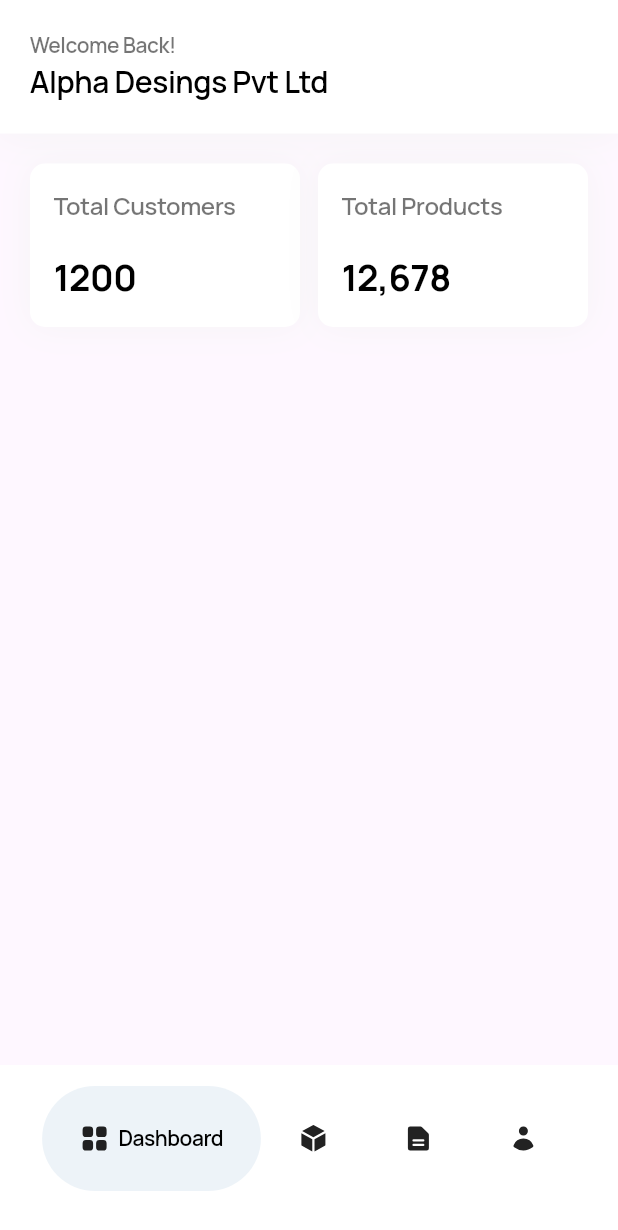
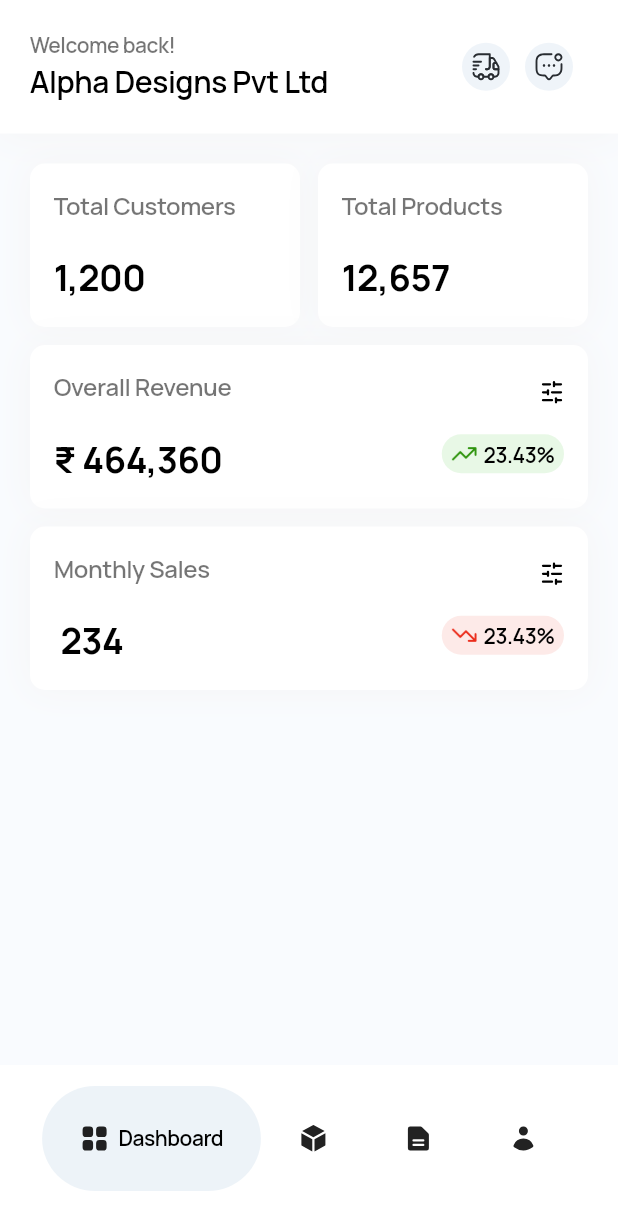
Before and after one commit to funflutter/admin_new, a Flutter app: the screen it shows after launch, on a phone screen of 412 x 824 dp. Shown: the top 1230 px of the screen. Run offline on Flutter 3.47's test engine with Material 3 defaults, Android fonts, the phone set to English and light mode, and no system bars; drawn by our look-alikes of google_nav_bar; our stand-ins replace dropdown_button2, flutter_svg, google_fonts, heroicons.

Commit message:
dashboard design implementation

```diff
--- a/lib/components/custom_app_bar.dart
+++ b/lib/components/custom_app_bar.dart
@@ -1,9 +1,21 @@
+import 'package:admin_ecom/components/custom_button.dart';
 import 'package:admin_ecom/theme/global_font.dart';
 import 'package:flutter/material.dart';
-import 'package:flutter_svg/svg.dart';
 
 class CustomAppBar extends StatelessWidget {
-  const CustomAppBar({super.key});
+  final String? firstText;
+  final String? secondText;
+  final Widget? firstIcon;
+  final Widget? secondIcon;
+  final String? buttonText;
+  const CustomAppBar({
+    super.key,
+    this.firstText,
+    this.secondText,
+    this.firstIcon,
+    this.secondIcon,
+    this.buttonText,
+  });
 
   @override
   Widget build(BuildContext context) {
@@ -24,23 +36,44 @@ class CustomAppBar extends StatelessWidget {
           Padding(
             padding: const EdgeInsets.all(20.0),
             child: Row(
+              mainAxisAlignment: MainAxisAlignment.spaceBetween,
               children: [
                 Column(
                   crossAxisAlignment: CrossAxisAlignment.start,
                   children: [
-                    Text(
-                      "Welcome Back!",
-                      style: AppFonts.Medium14(Colors.black54),
-                    ),
+                    firstText != null
+                        ? Text(
+                            firstText ?? '',
+                            style: AppFonts.Medium14(Colors.black54),
+                          )
+                        : SizedBox(),
 
                     // company name text
                     Text(
-                      "Alpha Desings Pvt Ltd",
+                      secondText ?? "",
                       style: AppFonts.Medium20(Colors.black),
                     ),
                   ],
                 ),
-                // Icon(icon)
+                Row(
+                  spacing: 10,
+                  children: [
+                    firstIcon != null ? _icons(firstIcon) : SizedBox(),
+                    secondIcon != null ? _icons(secondIcon) : SizedBox(),
+                    buttonText != null
+                        ? CustomButton(
+
+                            onTap: () {},
+                            text: buttonText ?? '',
+                            height: 36,
+                            width: 70,
+                            color: Colors.black,
+                            textColor: Colors.white,
+                            style: AppFonts.Medium18(Colors.black),
+                          )
+                        : SizedBox(),
+                  ],
+                ),
               ],
             ),
           ),
@@ -50,7 +83,7 @@ class CustomAppBar extends StatelessWidget {
   }
 }
 
-Widget _icons(String icon) {
+Widget _icons(Widget? child) {
   return Container(
     height: 32,
     width: 32,
@@ -59,7 +92,7 @@ Widget _icons(String icon) {
       borderRadius: BorderRadius.circular(16),
     ),
     child: Center(
-      child: SvgPicture.asset(icon),
+      child: child,
     ),
   );
 }
--- a/lib/components/my_button_1.dart
+++ b/lib/components/custom_button.dart
@@ -1,7 +1,8 @@
 import 'package:admin_ecom/theme/global_font.dart';
 import 'package:flutter/material.dart';
+import 'package:flutter_svg/svg.dart';
 
-class MyButtonOne extends StatelessWidget {
+class CustomButton extends StatelessWidget {
   final void Function()? onTap;
   final String text;
   final TextStyle? style;
@@ -10,8 +11,9 @@ class MyButtonOne extends StatelessWidget {
   final BoxBorder? border;
   final double? height;
   final double? width;
+  final Widget? icon;
 
-  const MyButtonOne({
+  const CustomButton({
     super.key,
     required this.onTap,
     required this.text,
@@ -21,6 +23,7 @@ class MyButtonOne extends StatelessWidget {
     this.border,
     this.height,
     this.width,
+    this.icon,
   });
 
   @override
@@ -35,11 +38,16 @@ class MyButtonOne extends StatelessWidget {
           color: color,
           borderRadius: BorderRadius.circular(100),
         ),
-        child: Center(
-          child: Text(
-            text,
-            style: AppFonts.Medium14(textColor),
-          ),
+        child: Row(
+          children: [
+            // icon != null ? icon : SizedBox(),
+            Center(
+              child: Text(
+                text,
+                style: AppFonts.Medium14(textColor),
+              ),
+            ),
+          ],
         ),
       ),
     );
--- a/lib/pages/authentication/login_page.dart
+++ b/lib/pages/authentication/login_page.dart
@@ -1,5 +1,5 @@
 import 'package:admin_ecom/components/login_textfields.dart';
-import 'package:admin_ecom/components/my_button_1.dart';
+import 'package:admin_ecom/components/custom_button.dart';
 import 'package:admin_ecom/pages/authentication/register_company.dart';
 import 'package:admin_ecom/pages/authentication/signup_page.dart';
 import 'package:admin_ecom/responsive.dart';
@@ -90,7 +90,7 @@ class _LoginPageState extends State<LoginPage> {
                 const SizedBox(height: 24),
 
                 // sign in button
-                MyButtonOne(
+                CustomButton(
                   height: 60,
                   color: Colors.black,
                   textColor: Colors.white,
@@ -135,7 +135,7 @@ class _LoginPageState extends State<LoginPage> {
                 const SizedBox(height: 24),
 
                 // sign up button
-                MyButtonOne(
+                CustomButton(
                   height: 60,
                   color: Colors.white,
                   textColor: Colors.black,
--- a/lib/pages/authentication/product_create.dart
+++ b/lib/pages/authentication/product_create.dart
@@ -1,6 +1,6 @@
 import 'package:admin_ecom/components/dropdown_field.dart';
 import 'package:admin_ecom/components/login_textfields.dart';
-import 'package:admin_ecom/components/my_button_1.dart';
+import 'package:admin_ecom/components/custom_button.dart';
 import 'package:admin_ecom/pages/bottom_nav_control.dart';
 import 'package:admin_ecom/responsive.dart';
 import 'package:admin_ecom/theme/global_font.dart';
@@ -28,7 +28,7 @@ class ProductCreate extends StatelessWidget {
         ),
         padding: const EdgeInsets.fromLTRB(20, 20, 20, 40),
         child: SafeArea(
-          child: MyButtonOne(
+          child: CustomButton(
             height: 60,
             color: Colors.black,
             textColor: Colors.white,
@@ -58,7 +58,7 @@ class ProductCreate extends StatelessWidget {
                       "Add Product",
                       style: AppFonts.Medium24(Colors.black),
                     ),
-                    MyButtonOne(
+                    CustomButton(
                       onTap: () {},
                       text: 'Skip',
                       height: 36,
--- a/lib/pages/authentication/register_company.dart
+++ b/lib/pages/authentication/register_company.dart
@@ -1,6 +1,6 @@
 import 'package:admin_ecom/components/dropdown_field.dart';
 import 'package:admin_ecom/components/login_textfields.dart';
-import 'package:admin_ecom/components/my_button_1.dart';
+import 'package:admin_ecom/components/custom_button.dart';
 import 'package:admin_ecom/pages/authentication/product_create.dart';
 import 'package:admin_ecom/responsive.dart';
 import 'package:admin_ecom/theme/global_font.dart';
@@ -39,7 +39,7 @@ class _RegisterCompanyState extends State<RegisterCompany> {
         ),
         padding: const EdgeInsets.fromLTRB(20, 20, 20, 40),
         child: SafeArea(
-          child: MyButtonOne(
+          child: CustomButton(
             height: 60,
             color: Colors.black,
             textColor: Colors.white,
--- a/lib/pages/authentication/signup_page.dart
+++ b/lib/pages/authentication/signup_page.dart
@@ -1,5 +1,5 @@
 import 'package:admin_ecom/components/login_textfields.dart';
-import 'package:admin_ecom/components/my_button_1.dart';
+import 'package:admin_ecom/components/custom_button.dart';
 import 'package:admin_ecom/pages/authentication/login_page.dart';
 import 'package:admin_ecom/responsive.dart';
 import 'package:admin_ecom/theme/global_font.dart';
@@ -92,7 +92,7 @@ class _SignupPageState extends State<SignupPage> {
                 const SizedBox(height: 24),
 
                 // sign in button
-                MyButtonOne(
+                CustomButton(
                   height: 60,
                   color: Colors.black,
                   textColor: Colors.white,
@@ -137,7 +137,7 @@ class _SignupPageState extends State<SignupPage> {
                 const SizedBox(height: 24),
 
                 // sign up button
-                MyButtonOne(
+                CustomButton(
                   height: 60,
                   color: Colors.white,
                   textColor: Colors.black,
--- a/lib/pages/dashboard_screen.dart
+++ b/lib/pages/dashboard_screen.dart
@@ -1,7 +1,9 @@
 import 'package:admin_ecom/components/custom_app_bar.dart';
+import 'package:admin_ecom/components/custom_button.dart';
 import 'package:admin_ecom/responsive.dart';
 import 'package:admin_ecom/theme/global_font.dart';
 import 'package:flutter/material.dart';
+import 'package:flutter_svg/svg.dart';
 
 class DashboardScreen extends StatefulWidget {
   const DashboardScreen({super.key});
@@ -17,18 +19,62 @@ class _DashboardScreenState extends State<DashboardScreen> {
     width = MediaQuery.sizeOf(context).width;
     return SafeArea(
       child: Scaffold(
+        backgroundColor: Color(0xffF9FBFE),
         body: Column(
           children: [
-            CustomAppBar(),
+            CustomAppBar(
+              firstText: 'Welcome back!',
+              secondText: "Alpha Designs Pvt Ltd",
+              firstIcon:
+                  SvgPicture.asset('assets/svg/delivery.svg', height: 20),
+              secondIcon: SvgPicture.asset(
+                'assets/svg/notification.svg',
+                height: 20,
+              ),
+            ),
             Padding(
               padding: const EdgeInsets.all(20.0),
               child: Column(
+                spacing: 12,
                 children: [
-                  // Total Customers
                   Row(
+                    spacing: 12,
                     children: [
-                      Expanded(
+                      _totalsContainer(
+                          title: 'Total Customers', value: '1,200'),
+                      _totalsContainer(
+                          title: 'Total Products', value: '12,657'),
+                    ],
+                  ),
+                  _incomeContainer(
+                      buttonColor: Color(0xffE8F8E6),
+                      title: 'Overall Revenue',
+                      value: "464,360",
+                      icon: 'assets/png/green_up.png',
+                      revenuValue: '23.43%',
+                      removeRupee: false),
+                  _incomeContainer(
+                    buttonColor: Color(0xffFDEAE8),
+                    title: 'Monthly Sales',
+                    value: "234",
+                    icon: 'assets/png/red_down.png',
+                    revenuValue: '23.43%',
+                    removeRupee: true,
+                  ),
+                ],
+              ),
+            ),
+          ],
+        ),
+      ),
+    );
+  }
+}
+
+Widget _totalsContainer({String? title, String? value}) {
+  return Expanded(
     child: Container(
+      // width: ,
       padding: EdgeInsets.all(16),
       decoration: BoxDecoration(
         borderRadius: BorderRadius.circular(10),
@@ -45,23 +91,29 @@ class _DashboardScreenState extends State<DashboardScreen> {
         crossAxisAlignment: CrossAxisAlignment.start,
         children: [
           Text(
-                                "Total Customers",
+            title ?? '',
             style: AppFonts.Medium16(Colors.black54),
           ),
           SizedBox(height: 20),
           Text(
-                                "1200",
+            value ?? '',
             style: AppFonts.semibold24(Colors.black),
           ),
         ],
       ),
     ),
-                      ),
-                      SizedBox(width: 12),
+  );
+}
 
-                      // Total Products
-                      Expanded(
-                        child: Container(
+Widget _incomeContainer(
+    {String? title,
+    String? value,
+    String? icon,
+    String? revenuValue,
+    bool removeRupee = false,
+    Color? buttonColor}) {
+  return Container(
+    // width: ,
     padding: EdgeInsets.all(16),
     decoration: BoxDecoration(
       borderRadius: BorderRadius.circular(10),
@@ -74,17 +126,43 @@ class _DashboardScreenState extends State<DashboardScreen> {
         ),
       ],
     ),
-                          child: Column(
+    child: Row(
+      mainAxisAlignment: MainAxisAlignment.spaceBetween,
+      children: [
+        Column(
           crossAxisAlignment: CrossAxisAlignment.start,
           children: [
             Text(
-                                "Total Products",
+              title ?? '',
               style: AppFonts.Medium16(Colors.black54),
             ),
             SizedBox(height: 20),
             Text(
-                                "12,678",
+              '${removeRupee ? '' : '₹'} ${value ?? ''}',
               style: AppFonts.semibold24(Colors.black),
+            ),
+          ],
+        ),
+        Column(
+          mainAxisAlignment: MainAxisAlignment.spaceBetween,
+          crossAxisAlignment: CrossAxisAlignment.end,
+          children: [
+            SvgPicture.asset('assets/svg/filter.svg'),
+            SizedBox(height: 20),
+            Container(
+              height: 26,
+              decoration: BoxDecoration(
+                  color: buttonColor, borderRadius: BorderRadius.circular(100)),
+              child: Padding(
+                padding:
+                    const EdgeInsets.symmetric(horizontal: 6.0, vertical: 4),
+                child: Row(
+                  spacing: 4,
+                  children: [
+                    Image.asset(icon ?? ''),
+                    Text(
+                      revenuValue ?? '',
+                      style: AppFonts.Medium14(Colors.black),
                     ),
                   ],
                 ),
@@ -94,10 +172,5 @@ class _DashboardScreenState extends State<DashboardScreen> {
         ),
       ],
     ),
-            ),
-          ],
-        ),
-      ),
   );
 }
-}
--- a/pubspec.yaml
+++ b/pubspec.yaml
@@ -40,6 +40,7 @@ dependencies:
   google_nav_bar: ^5.0.7
   dropdown_button2: ^2.3.9
   flutter_svg: ^2.2.0
+  percent_indicator: ^4.2.5
 
 dev_dependencies:
   flutter_test:
@@ -65,6 +66,7 @@ flutter:
   # To add assets to your application, add an assets section, like this:
   assets:
     - assets/svg/
+    - assets/png/
 
   # An image asset can refer to one or more resolution-specific "variants", see
   # https://flutter.dev/to/resolution-aware-images
```
Also changed, not shown: assets/png/green_up.png (added), assets/png/red_down.png (added), assets/svg/delivery.svg (added), assets/svg/filter.svg (added), assets/svg/notification.svg (added), pubspec.lock. Lines whose indentation alone changed are shown as unchanged.
